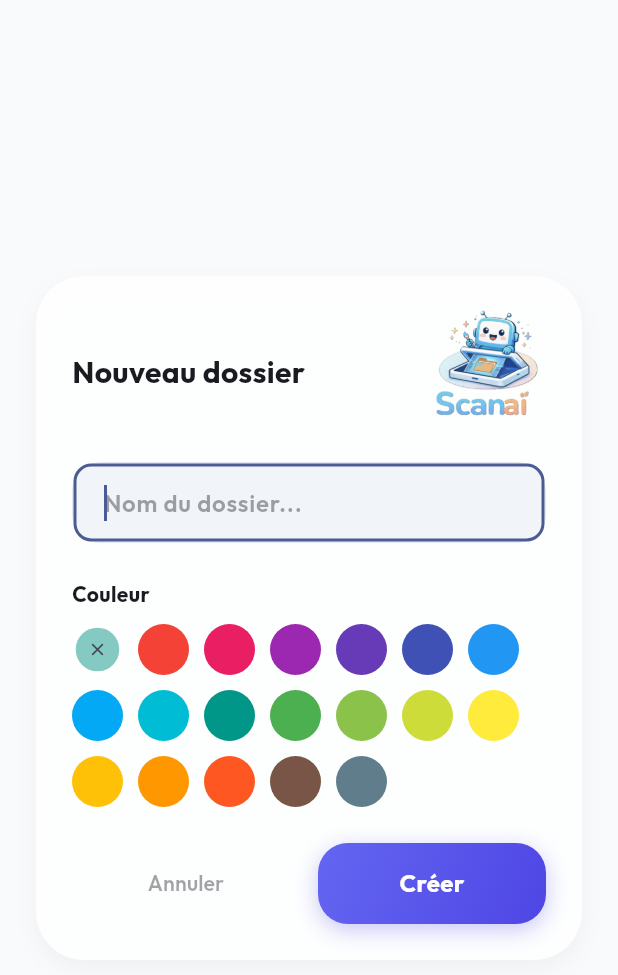
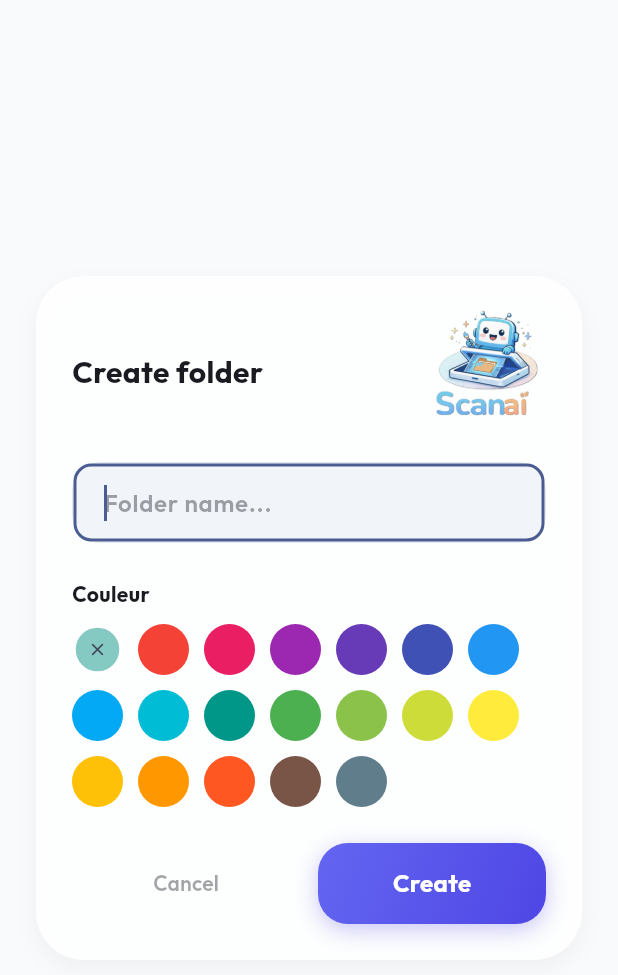
Before and after one commit to panplumousse-star/AIScan, a Flutter app: the BentoFolderDialog widget shown alone on an empty page, opened directly, on a phone screen of 412 x 824 dp. Shown: the top 975 px of the screen. Run offline on Flutter 3.47's test engine with Material 3 defaults, Android fonts, the phone set to English and light mode, and no system bars; our stand-ins replace audioplayers, file_picker, flutter_contacts, flutter_riverpod, flutter_secure_storage, google_fonts and 7 more; missing offline and left inert: aes_encrypt_file, encrypt, google_mlkit_document_scanner, google_mlkit_text_recognition; accounts and stored records are empty; network calls fail.

Commit message:
feat: Add i18n to state views and folder dialog
- Update BentoLoadingView with localized default message
- Update BentoErrorView with localized title and retry label
- Add localization to bento_folder_dialog.dart: title, hints, buttons, error messages

Co-Authored-By: Claude Opus 4.5 <noreply@anthropic.com>

```diff
--- a/lib/features/folders/presentation/widgets/bento_folder_dialog.dart
+++ b/lib/features/folders/presentation/widgets/bento_folder_dialog.dart
@@ -5,6 +5,7 @@ import 'package:google_fonts/google_fonts.dart';
 
 import '../../../../core/widgets/bento_card.dart';
 import '../../../../core/widgets/bento_mascot.dart';
+import '../../../../l10n/app_localizations.dart';
 import '../../domain/folder_model.dart';
 
 /// Result from folder creation/edition dialog.
@@ -104,8 +105,9 @@ class _BentoFolderDialogState extends State<BentoFolderDialog> {
 
   void _submit() {
     final name = _nameController.text.trim();
+    final l10n = AppLocalizations.of(context);
     if (name.isEmpty) {
-      setState(() => _error = 'Le nom ne peut pas être vide');
+      setState(() => _error = l10n?.nameCannotBeEmpty ?? 'Name cannot be empty');
       return;
     }
 
@@ -131,6 +133,7 @@ class _BentoFolderDialogState extends State<BentoFolderDialog> {
     final theme = Theme.of(context);
     final colorScheme = theme.colorScheme;
     final isDark = theme.brightness == Brightness.dark;
+    final l10n = AppLocalizations.of(context);
 
     return BackdropFilter(
       filter: ImageFilter.blur(sigmaX: 3, sigmaY: 3),
@@ -161,7 +164,7 @@ class _BentoFolderDialogState extends State<BentoFolderDialog> {
                       children: [
                         Expanded(
                           child: Text(
-                            widget.isEditing ? 'Modifier le dossier' : 'Nouveau dossier',
+                            widget.isEditing ? (l10n?.editFolder ?? 'Edit folder') : (l10n?.createFolder ?? 'Create folder'),
                             style: GoogleFonts.outfit(
                               fontSize: 20,
                               fontWeight: FontWeight.w700,
@@ -200,7 +203,7 @@ class _BentoFolderDialogState extends State<BentoFolderDialog> {
                           color: colorScheme.onSurface,
                         ),
                         decoration: InputDecoration(
-                          hintText: 'Nom du dossier...',
+                          hintText: l10n?.folderName ?? 'Folder name...',
                           hintStyle: GoogleFonts.outfit(
                             color: colorScheme.onSurfaceVariant.withValues(alpha: 0.5),
                           ),
@@ -263,7 +266,7 @@ class _BentoFolderDialogState extends State<BentoFolderDialog> {
                               shape: RoundedRectangleBorder(borderRadius: BorderRadius.circular(14)),
                             ),
                             child: Text(
-                              'Annuler',
+                              l10n?.cancel ?? 'Cancel',
                               style: GoogleFonts.outfit(
                                 fontWeight: FontWeight.w600,
                                 color: colorScheme.onSurface.withValues(alpha: 0.4),
@@ -299,7 +302,7 @@ class _BentoFolderDialogState extends State<BentoFolderDialog> {
                                 borderRadius: BorderRadius.circular(20),
                                 child: Center(
                                   child: Text(
-                                    widget.isEditing ? 'Enregistrer' : 'Créer',
+                                    widget.isEditing ? (l10n?.save ?? 'Save') : (l10n?.create ?? 'Create'),
                                     style: GoogleFonts.outfit(
                                       fontWeight: FontWeight.w700,
                                       color: Colors.white,
```
Also changed, not shown: lib/core/widgets/bento_state_views.dart (+16 -9 lines).
